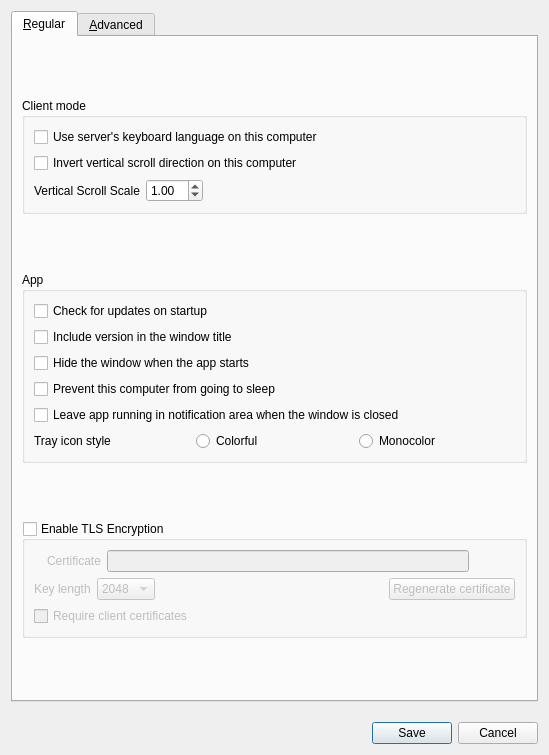
This is src/lib/gui/dialogs/SettingsDialog.ui in deskflow/deskflow as Qt 5 draws it before an edit. The edited form follows.
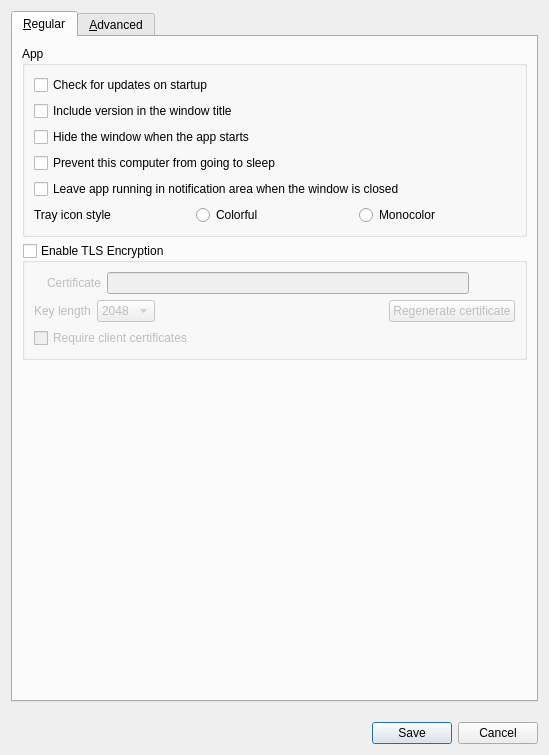
This is the edited form. Icons and pictures are not drawn.

Commit message: refactor: use a client config dialog for client options

```diff
--- a/src/lib/gui/dialogs/SettingsDialog.ui
+++ b/src/lib/gui/dialogs/SettingsDialog.ui
@@ -33,93 +33,6 @@
        <string>&amp;Regular</string>
       </attribute>
       <layout class="QVBoxLayout" name="verticalLayout_3">
-       <item>
-        <widget class="QGroupBox" name="groupClientOptions">
-         <property name="sizePolicy">
-          <sizepolicy hsizetype="Preferred" vsizetype="Maximum">
-           <horstretch>0</horstretch>
-           <verstretch>0</verstretch>
-          </sizepolicy>
-         </property>
-         <property name="title">
-          <string>Client mode</string>
-         </property>
-         <layout class="QVBoxLayout" name="verticalLayout">
-          <item>
-           <widget class="QCheckBox" name="cbLanguageSync">
-            <property name="text">
-             <string>Use server's keyboard language on this computer</string>
-            </property>
-           </widget>
-          </item>
-          <item>
-           <widget class="QCheckBox" name="cbScrollDirection">
-            <property name="text">
-             <string>Invert vertical scroll direction on this computer</string>
-            </property>
-           </widget>
-          </item>
-          <item>
-           <layout class="QHBoxLayout" name="horizontalLayout_2">
-            <item>
-             <widget class="QLabel" name="lblScrollSpeed">
-              <property name="sizePolicy">
-               <sizepolicy hsizetype="Maximum" vsizetype="Preferred">
-                <horstretch>0</horstretch>
-                <verstretch>0</verstretch>
-               </sizepolicy>
-              </property>
-              <property name="text">
-               <string>Vertical Scroll Scale</string>
-              </property>
-             </widget>
-            </item>
-            <item>
-             <widget class="QDoubleSpinBox" name="sbYScrollScale">
-              <property name="sizePolicy">
-               <sizepolicy hsizetype="Maximum" vsizetype="Fixed">
-                <horstretch>0</horstretch>
-                <verstretch>0</verstretch>
-               </sizepolicy>
-              </property>
-              <property name="accelerated">
-               <bool>true</bool>
-              </property>
-              <property name="correctionMode">
-               <enum>QAbstractSpinBox::CorrectionMode::CorrectToNearestValue</enum>
-              </property>
-              <property name="minimum">
-               <double>0.100000000000000</double>
-              </property>
-              <property name="maximum">
-               <double>10.000000000000000</double>
-              </property>
-              <property name="singleStep">
-               <double>0.100000000000000</double>
-              </property>
-              <property name="value">
-               <double>1.000000000000000</double>
-              </property>
-             </widget>
-            </item>
-            <item>
-             <spacer name="horizontalSpacer_4">
-              <property name="orientation">
-               <enum>Qt::Orientation::Horizontal</enum>
-              </property>
-              <property name="sizeHint" stdset="0">
-               <size>
-                <width>40</width>
-                <height>20</height>
-               </size>
-              </property>
-             </spacer>
-            </item>
-           </layout>
-          </item>
-         </layout>
-        </widget>
-       </item>
        <item>
         <widget class="QGroupBox" name="groupApp">
          <property name="sizePolicy">
@@ -357,6 +270,19 @@
          </layout>
         </widget>
        </item>
+       <item>
+        <spacer name="verticalSpacer_3">
+         <property name="orientation">
+          <enum>Qt::Orientation::Vertical</enum>
+         </property>
+         <property name="sizeHint" stdset="0">
+          <size>
+           <width>20</width>
+           <height>40</height>
+          </size>
+         </property>
+        </spacer>
+       </item>
       </layout>
      </widget>
      <widget class="QWidget" name="tabAdvanced">
```
The commit also changes 14 other files.
